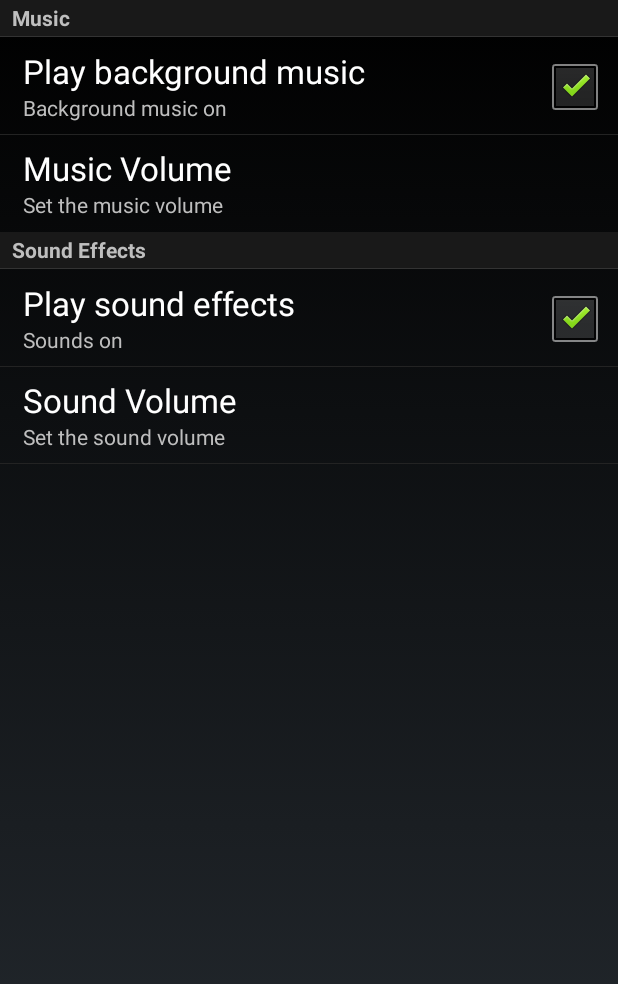
After one commit to eliseche/cellfense-android, an Android app: the OptionsPreferenceActivity screen opened directly, with no data from a screen before it, on a phone screen of 412 x 824 dp. The commit adds this screen. Shown: the top 984 px of the screen. Run offline under Robolectric (Android 15) with nearby library versions, the phone set to English and light mode, and no system bars.

Commit message:
Refactoring ArtActivity SplashActivity MainActivity Added Art layout

```diff
--- a/Cellfense/app/src/main/AndroidManifest.xml
+++ b/Cellfense/app/src/main/AndroidManifest.xml
@@ -19,7 +19,7 @@
         android:theme="@android:style/Theme.NoTitleBar.Fullscreen">
 
         <activity
-            android:name=".Splash"
+            android:name=".ui.SplashActivity"
             android:configChanges="orientation|keyboardHidden"
             android:label="@string/app_name"
             android:screenOrientation="portrait">
@@ -39,7 +39,7 @@
             android:label="@string/app_name"
             android:screenOrientation="portrait" />
         <activity
-            android:name=".Options"
+            android:name=".ui.OptionsPreferenceActivity"
             android:configChanges="orientation|keyboardHidden"
             android:label="@string/options_title"
             android:screenOrientation="portrait" />
--- /dev/null
+++ b/Cellfense/app/src/main/java/com/quitarts/cellfense/ui/OptionsPreferenceActivity.java
@@ -0,0 +1,44 @@
+package com.quitarts.cellfense.ui;
+
+import android.os.Bundle;
+import android.preference.PreferenceActivity;
+import android.preference.PreferenceManager;
+
+import com.quitarts.cellfense.ContextContainer;
+import com.quitarts.cellfense.R;
+
+public class OptionsPreferenceActivity extends PreferenceActivity {
+    // Music vars
+    private static final String OPT_MUSIC = "music";
+    private static final boolean OPT_MUSIC_VALUE = true;
+    private static final String OPT_MUSIC_VOLUME = "musicVolume";
+    private static final int OPT_MUSIC_VOLUME_VALUE = 100;
+    // Sound vars
+    private static final String OPT_SOUND = "sound";
+    private static final boolean OPT_SOUND_VALUE = true;
+    private static final String OPT_SOUND_VOLUME = "soundVolume";
+    private static final int OPT_SOUND_VOLUME_VALUE = 100;
+
+    @Override
+    protected void onCreate(Bundle savedInstanceState) {
+        super.onCreate(savedInstanceState);
+
+        addPreferencesFromResource(R.xml.settings);
+    }
+
+    public static boolean getMusic() {
+        return PreferenceManager.getDefaultSharedPreferences(ContextContainer.getApplicationContext()).getBoolean(OPT_MUSIC, OPT_MUSIC_VALUE);
+    }
+
+    public static int getMusicVolume() {
+        return PreferenceManager.getDefaultSharedPreferences(ContextContainer.getApplicationContext()).getInt(OPT_MUSIC_VOLUME, OPT_MUSIC_VOLUME_VALUE);
+    }
+
+    public static boolean getSound() {
+        return PreferenceManager.getDefaultSharedPreferences(ContextContainer.getApplicationContext()).getBoolean(OPT_SOUND, OPT_SOUND_VALUE);
+    }
+
+    public static int getSoundVolume() {
+        return PreferenceManager.getDefaultSharedPreferences(ContextContainer.getApplicationContext()).getInt(OPT_SOUND_VOLUME, OPT_SOUND_VOLUME_VALUE);
+    }
+}
--- /dev/null
+++ b/Cellfense/app/src/main/res/layout/activity_splash.xml
@@ -0,0 +1,6 @@
+<?xml version="1.0" encoding="utf-8"?>
+<LinearLayout xmlns:android="http://schemas.android.com/apk/res/android"
+    android:layout_width="match_parent"
+    android:layout_height="match_parent"
+    android:background="@drawable/quitarts"
+    android:orientation="vertical" />
--- a/Cellfense/app/src/main/res/layout/tutorial.xml
+++ /dev/null
@@ -1,6 +0,0 @@
-<?xml version="1.0" encoding="utf-8"?>
-<LinearLayout xmlns:android="http://schemas.android.com/apk/res/android"
-    android:orientation="vertical"
-    android:layout_width="fill_parent"
-    android:layout_height="fill_parent" >
-</LinearLayout>
--- a/Cellfense/app/src/main/res/values/strings.xml
+++ b/Cellfense/app/src/main/res/values/strings.xml
@@ -19,23 +19,27 @@
     <string name="about_music_by">Music by Taking Off</string>
     <string name="about_version">Cellfesne v1.2</string>
     <!-- End About -->
+
+    <!-- Options -->
+    <string name="option_music">Music</string>
+    <string name="option_play_music">Play background music</string>
+    <string name="option_play_music_summary_on">Background music on</string>
+    <string name="option_play_music_summary_off">Background music off</string>
+    <string name="option_play_music_volume">Music Volume</string>
+    <string name="option_play_music_volume_summary">Set the music volume</string>
+    <string name="option_sound">Sound Effects</string>
+    <string name="option_play_sound">Play sound effects</string>
+    <string name="option_play_sound_summary_on">Sounds on</string>
+    <string name="option_play_sound_summary_off">Sounds off</string>
+    <string name="option_play_sound_volume">Sound Volume</string>
+    <string name="option_play_sound_volume_summary">Set the sound volume</string>
+    <!-- End Options -->
+
     <string name="app_name">Cellfense</string>
     <string name="button_new_game_static">Challenge Mode</string>
     <string name="button_tutorial">Tutorial</string>
     <string name="options_title">Options</string>
     <string name="about_title">About Cellfense</string>
-    <string name="music">Music</string>
-    <string name="play_music">Play background music</string>
-    <string name="music_summary_on">Background music on</string>
-    <string name="music_summary_off">Background music off</string>
-    <string name="music_volume">Music Volume</string>
-    <string name="music_volume_summary">Set the music volume</string>
-    <string name="sound">Sound Effects</string>
-    <string name="play_sound">Play sound effects</string>
-    <string name="sound_summary_on">Sounds on</string>
-    <string name="sound_summary_off">Sounds off</string>
-    <string name="sound_volume">Sound Volume</string>
-    <string name="sound_volume_summary">Set the sound volume</string>
     <string name="loading_message">Loading. Please wait...</string>
     <string name="game_over_dialog_message">- GAME OVER -</string>
     <string name="gameover_maxcombo_dialog_message">MaxCombo:</string>
--- a/Cellfense/app/src/main/res/xml/settings.xml
+++ b/Cellfense/app/src/main/res/xml/settings.xml
@@ -1,21 +1,29 @@
 <?xml version="1.0" encoding="UTF-8"?>
 <PreferenceScreen xmlns:android="http://schemas.android.com/apk/res/android">
-	<PreferenceCategory android:title="@string/music">
-		<CheckBoxPreference android:key="music" android:title="@string/play_music"
-			android:summaryOn="@string/music_summary_on"
-			android:summaryOff="@string/music_summary_off"
-			android:defaultValue="true" />
-		<com.quitarts.cellfense.SeekBarPreference android:key="musicVolume" android:title="@string/music_volume"
-			android:dependency="music"
-			android:summary="@string/music_volume_summary" />
-	</PreferenceCategory>
-	<PreferenceCategory android:title="@string/sound">
-		<CheckBoxPreference android:key="sound" android:title="@string/play_sound"
-			android:summaryOn="@string/sound_summary_on"
-			android:summaryOff="@string/sound_summary_off"
-			android:defaultValue="true" />
-		<com.quitarts.cellfense.SeekBarPreference android:key="soundVolume" android:title="@string/sound_volume"
-			android:dependency="sound"
-			android:summary="@string/sound_volume_summary" />
-	</PreferenceCategory>
+    <PreferenceCategory android:title="@string/option_music">
+        <CheckBoxPreference
+            android:defaultValue="true"
+            android:key="music"
+            android:summaryOff="@string/option_play_music_summary_off"
+            android:summaryOn="@string/option_play_music_summary_on"
+            android:title="@string/option_play_music" />
+        <com.quitarts.cellfense.SeekBarPreference
+            android:dependency="music"
+            android:key="musicVolume"
+            android:summary="@string/option_play_music_volume_summary"
+            android:title="@string/option_play_music_volume" />
+    </PreferenceCategory>
+    <PreferenceCategory android:title="@string/option_sound">
+        <CheckBoxPreference
+            android:defaultValue="true"
+            android:key="sound"
+            android:summaryOff="@string/option_play_sound_summary_off"
+            android:summaryOn="@string/option_play_sound_summary_on"
+            android:title="@string/option_play_sound" />
+        <com.quitarts.cellfense.SeekBarPreference
+            android:dependency="sound"
+            android:key="soundVolume"
+            android:summary="@string/option_play_sound_volume_summary"
+            android:title="@string/option_play_sound_volume" />
+    </PreferenceCategory>
 </PreferenceScreen>
```
Also changed, not shown: Cellfense/app/src/main/java/com/quitarts/cellfense/Options.java (deleted, +0 -38 lines), Cellfense/app/src/main/java/com/quitarts/cellfense/Settings.java (deleted, +0 -38 lines), Cellfense/app/src/main/java/com/quitarts/cellfense/SoundManager.java (+12 -10 lines), Cellfense/app/src/main/java/com/quitarts/cellfense/Splash.java (deleted, +0 -47 lines), Cellfense/app/src/main/java/com/quitarts/cellfense/ui/ArtActivity.java (+34 -45 lines), Cellfense/app/src/main/java/com/quitarts/cellfense/ui/MainActivity.java (+6 -7 lines), Cellfense/app/src/main/java/com/quitarts/cellfense/ui/SplashActivity.java (added, +54 -0 lines), Cellfense/app/src/main/res/layout/activity_art.xml (added, +17 -0 lines), Cellfense/app/src/main/res/layout/splash.xml (deleted, +0 -7 lines), 1 other file.
